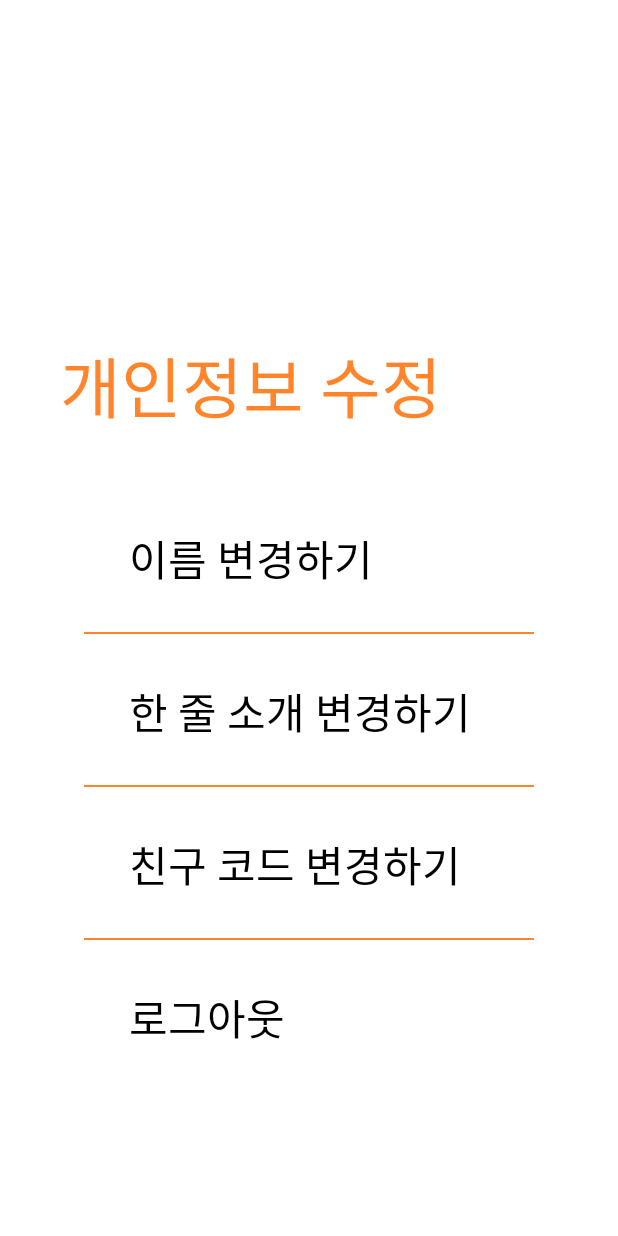
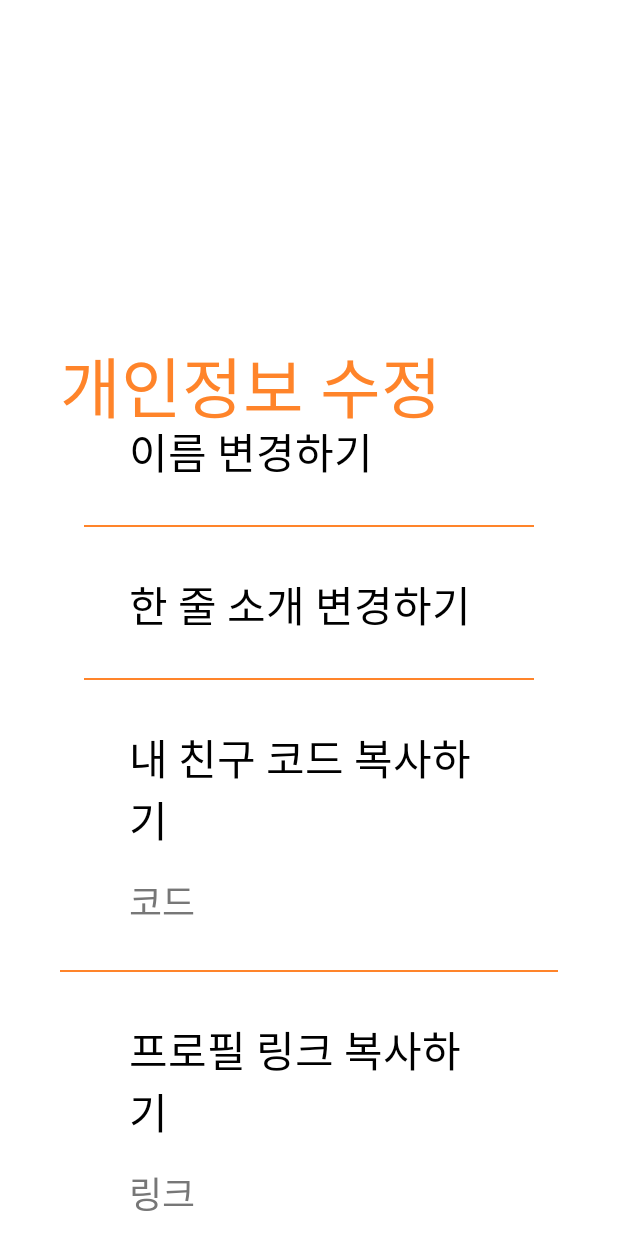
Before and after one commit to SeoeunPark/DOING, an Android app: the EditUserPage screen opened directly, with no data from a screen before it, on a phone screen of 412 x 824 dp. Run offline under Robolectric (Android 15) with nearby library versions, the phone set to English and light mode, and no system bars; our stand-ins replace Firebase (no records; nobody signed in at launch, a user with empty details on screens opened directly).

Commit message:
userpage 디자인 수정 링크 추가 필요

```diff
--- a/app/src/main/java/kr/hs/mirim/doing/EditUserPage.java
+++ b/app/src/main/java/kr/hs/mirim/doing/EditUserPage.java
@@ -41,8 +41,8 @@ import java.util.HashMap;
 import java.util.Map;
 
 public class EditUserPage extends AppCompatActivity {
-    private EditText edit_nickname;
-    private EditText edit_about;
+    private TextView edit_nickname;
+    private TextView edit_about;
     private Button edit_save;
     private TextView logout_btn;
     private DatabaseReference mDatabase;
@@ -62,26 +62,41 @@ public class EditUserPage extends AppCompatActivity {
         user_id = user.getUid();
         edit_nickname = findViewById(R.id.edit_nickname);
         edit_about = findViewById(R.id.edit_about);
-        edit_save = findViewById(R.id.edit_save);
+//        edit_save = findViewById(R.id.edit_save);
         logout_btn = findViewById(R.id.logout_btn);
 
-        mDatabase.child("users").child(user_id).get().addOnCompleteListener(new OnCompleteListener<DataSnapshot>() {
+//        mDatabase.child("my_friends").child(user_id).get().addOnCompleteListener(new OnCompleteListener<DataSnapshot>() {
+//            @Override
+//            public void onComplete(@NonNull Task<DataSnapshot> task) {
+//                MyFriendList userInfo = task.getResult().getValue(MyFriendList.class);
+//                edit_about.setText(userInfo.getAbout());
+//                edit_nickname.setText(userInfo.getName());
+//            }
+//        });
+
+//        edit_save.setOnClickListener(new View.OnClickListener() {
+//            @Override
+//            public void onClick(View view) {
+//                setUserData(edit_nickname.getText().toString(),"name");
+//                setUserData(edit_about.getText().toString(),"about");
+//                ActivityCompat.finishAffinity(EditUserPage.this);
+//                startActivity(new Intent(getApplicationContext(), MainActivity.class));
+//
+//            }
+//        });
+//
+
+        edit_nickname.setOnClickListener(new View.OnClickListener() {
             @Override
-            public void onComplete(@NonNull Task<DataSnapshot> task) {
-                MyFriendList userInfo = task.getResult().getValue(MyFriendList.class);
-                edit_about.setText(userInfo.getAbout());
-                edit_nickname.setText(userInfo.getName());
+            public void onClick(View view) {
+                startActivity(new Intent(getApplicationContext(), EditName.class));
             }
         });
 
-        edit_save.setOnClickListener(new View.OnClickListener() {
+        edit_about.setOnClickListener(new View.OnClickListener() {
             @Override
             public void onClick(View view) {
-                setUserData(edit_nickname.getText().toString(),"name");
-                setUserData(edit_about.getText().toString(),"about");
-                ActivityCompat.finishAffinity(EditUserPage.this);
-                startActivity(new Intent(getApplicationContext(), MainActivity.class));
-
+                startActivity(new Intent(getApplicationContext(), EditAbout.class));
             }
         });
 
@@ -93,11 +108,11 @@ public class EditUserPage extends AppCompatActivity {
                 finish();
             }
         });
-
-    }
-    private void setUserData(String n, String key){
-        Map<String, Object> conditionUpdates = new HashMap<>();
-        conditionUpdates.put("/users/" + user_id+"/"+key, n);
-        mDatabase.updateChildren(conditionUpdates);
+//
+//    private void setUserData(String n, String key){
+//        Map<String, Object> conditionUpdates = new HashMap<>();
+//        conditionUpdates.put("/users/" + user_id+"/"+key, n);
+//        mDatabase.updateChildren(conditionUpdates);
+//    }
     }
 }
--- a/app/src/main/java/kr/hs/mirim/doing/Signin.java
+++ b/app/src/main/java/kr/hs/mirim/doing/Signin.java
@@ -56,7 +56,6 @@ public class Signin extends AppCompatActivity {
                                 user_email = currentUser.getEmail();
                                 if(currentUser != null && currentUser.isEmailVerified()){
                                     Toast.makeText(Signin.this,"환영합니다 :)",Toast.LENGTH_SHORT).show();
-
                                     //홈으로 이동
                                     Intent goHome = new Intent(getApplicationContext(), MainActivity.class);
                                     startActivity(goHome);
@@ -64,11 +63,9 @@ public class Signin extends AppCompatActivity {
                                 }else {
                                     Toast.makeText(Signin.this,"메일 링크를 확인해주세요",Toast.LENGTH_SHORT).show();
                                 }
-
                             }else {
                                 String error = task.getException().getMessage();
                                 Toast.makeText(Signin.this,"error :"+error,Toast.LENGTH_SHORT).show();
-
                             }
                         }
                     });
@@ -83,7 +80,7 @@ public class Signin extends AppCompatActivity {
         go_signup.setOnClickListener(new View.OnClickListener() {
             @Override
             public void onClick(View v) {
-                Intent intent = new Intent(getApplicationContext(), Signup.class);
+                Intent intent = new Intent(getApplicationContext(), SignupEmail.class);
                 startActivity(intent);
             }
         });
--- a/app/src/main/java/kr/hs/mirim/doing/SignupName.java
+++ b/app/src/main/java/kr/hs/mirim/doing/SignupName.java
@@ -101,9 +101,9 @@ public class SignupName extends AppCompatActivity {
         userMap.put("user_code", userCode);
 
         userMap2.put("name",name);
-        userMap2.put("about","");
+        userMap2.put("about","상태메세지를 설정해주세요");
         userMap2.put("condition",0);
-        userMap2.put("ing","");
+        userMap2.put("ing","무엇을 하고 있나요?");
         userMap2.put("level",0);
         userMap2.put("postOnOff",true);
 
--- a/app/src/main/java/kr/hs/mirim/doing/UserPage.java
+++ b/app/src/main/java/kr/hs/mirim/doing/UserPage.java
@@ -105,9 +105,6 @@ public class UserPage extends Fragment {
         user_id = user.getUid();
 
 
-
-
-
         conditionColor = new String[]{"#ffad76", "#ffd392", "#ffb8f2", "#cccccc", "#baa9ff", "#a6c8ff", "#ff8d8d", "#8a9eb5"};
         conditionFace = new int[]{R.drawable.face1, R.drawable.face2, R.drawable.face3, R.drawable.face4, R.drawable.face5, R.drawable.face6, R.drawable.face7, R.drawable.face8};
 
@@ -120,8 +117,6 @@ public class UserPage extends Fragment {
                 .addSubMenu(Color.parseColor(conditionColor[5]),R.drawable.face6)
                 .addSubMenu(Color.parseColor(conditionColor[6]),R.drawable.face7)
                 .addSubMenu(Color.parseColor(conditionColor[7]),R.drawable.face8);
-
-
 
         //slider바 값이 바뀔 때
         busy.addOnChangeListener(new Slider.OnChangeListener() {
--- a/app/src/main/res/layout/activity_edit_user_page.xml
+++ b/app/src/main/res/layout/activity_edit_user_page.xml
@@ -16,6 +16,7 @@
         android:text="개인정보 수정"
         android:textColor="@color/colorMain"
         android:textSize="@dimen/title600"
+        android:fontFamily="@font/cafe24surround"
         app:layout_constraintStart_toStartOf="parent"
         app:layout_constraintTop_toTopOf="parent"
         tools:ignore="RtlHardcoded,RtlSymmetry,SpUsage" />
@@ -28,6 +29,7 @@
         android:layout_marginRight="@dimen/side_margin600"
         android:gravity="center_horizontal"
         android:orientation="vertical"
+
         app:layout_constraintBottom_toBottomOf="parent"
         app:layout_constraintEnd_toEndOf="parent"
         app:layout_constraintHorizontal_bias="0.362"
@@ -43,6 +45,7 @@
             android:layout_marginRight="@dimen/side_margin"
             android:background="@drawable/text_button"
             android:padding="@dimen/padding600"
+            android:fontFamily="@font/cafe24ssurroundair"
             android:text="이름 변경하기"
             android:textColor="@color/black"
             android:textCursorDrawable="@color/colorMain"
@@ -58,23 +61,75 @@
             android:layout_marginRight="@dimen/side_margin"
             android:background="@drawable/text_button"
             android:padding="@dimen/padding600"
+            android:fontFamily="@font/cafe24ssurroundair"
             android:text="한 줄 소개 변경하기"
             android:textColor="@color/black"
             android:textSize="@dimen/l_text600"
             tools:ignore="SpUsage" />
 
-        <TextView
-            android:id="@+id/edit_code"
+        <LinearLayout
+            android:id="@+id/copy_my_code"
+            android:layout_width="match_parent"
+            android:layout_height="wrap_content"
+            android:orientation="vertical"
+            android:background="@drawable/text_button"
+            android:padding="@dimen/padding600">
+
+            <TextView
             android:layout_width="match_parent"
             android:layout_height="wrap_content"
             android:layout_marginLeft="@dimen/side_margin"
             android:layout_marginRight="@dimen/side_margin"
-            android:padding="@dimen/padding600"
-            android:text="친구 코드 변경하기"
-            android:background="@drawable/text_button"
+                android:layout_marginBottom="@dimen/side_margin"
+            android:text="내 친구 코드 복사하기"
+                android:fontFamily="@font/cafe24ssurroundair"
             android:textColor="@color/black"
             android:textSize="@dimen/l_text600"
             tools:ignore="SpUsage" />
+
+            <TextView
+                android:id="@+id/copy_code"
+                android:layout_width="match_parent"
+                android:layout_height="wrap_content"
+                android:text="코드"
+                android:layout_marginLeft="@dimen/side_margin"
+                android:textColor="@color/gray"
+                android:fontFamily="@font/cafe24ssurroundair"
+                android:textSize="@dimen/m_text600" />
+
+        </LinearLayout>
+
+        <LinearLayout
+            android:id="@+id/copy_my_link"
+            android:layout_width="match_parent"
+            android:layout_height="wrap_content"
+            android:orientation="vertical"
+            android:background="@drawable/text_button"
+            android:padding="@dimen/padding600">
+
+            <TextView
+                android:layout_width="match_parent"
+                android:layout_height="wrap_content"
+                android:layout_marginLeft="@dimen/side_margin"
+                android:layout_marginRight="@dimen/side_margin"
+                android:layout_marginBottom="@dimen/side_margin"
+                android:text="프로필 링크 복사하기"
+                android:fontFamily="@font/cafe24ssurroundair"
+                android:textColor="@color/black"
+                android:textSize="@dimen/l_text600"
+                tools:ignore="SpUsage" />
+
+            <TextView
+                android:id="@+id/copy_link"
+                android:layout_width="match_parent"
+                android:layout_height="wrap_content"
+                android:text="링크"
+                android:layout_marginLeft="@dimen/side_margin"
+                android:textColor="@color/gray"
+                android:fontFamily="@font/cafe24ssurroundair"
+                android:textSize="@dimen/m_text600" />
+
+        </LinearLayout>
 
         <TextView
             android:id="@+id/logout_btn"
@@ -85,6 +140,7 @@
             android:padding="@dimen/padding600"
             android:text="로그아웃"
             android:textColor="@color/black"
+            android:fontFamily="@font/cafe24ssurroundair"
             android:textSize="@dimen/l_text600"
             app:layout_constraintBottom_toBottomOf="parent"
             app:layout_constraintEnd_toEndOf="parent"
```
Also changed, not shown: app/src/main/AndroidManifest.xml (+21 -12 lines), app/src/main/java/kr/hs/mirim/doing/EditAbout.java (added, +70 -0 lines), app/src/main/java/kr/hs/mirim/doing/EditName.java (added, +70 -0 lines), app/src/main/res/layout/activity_edit_about.xml (+38 -6 lines), app/src/main/res/layout/activity_edit_name.xml (+36 -3 lines).
